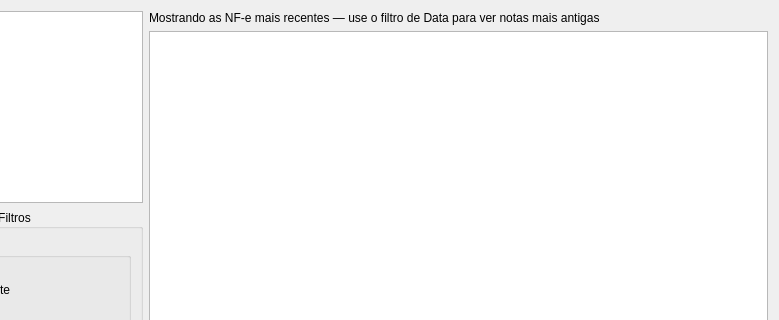
This is ui/widgetnfesaida.ui in darktorres/ERP-STACCATO as Qt 5 draws it before an edit; both pictures show x 124 to 903 and y 0 to 320 of the 903 by 454 pixel window. The edited form follows.
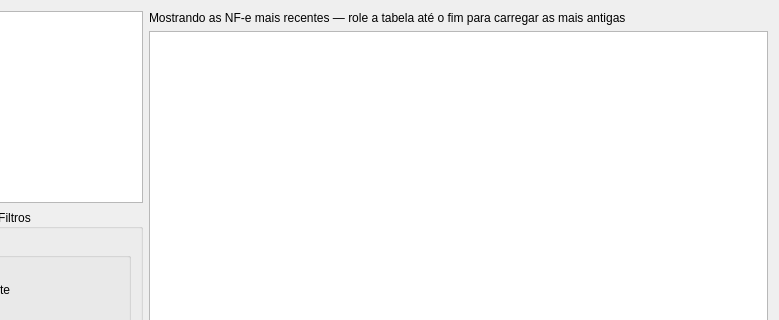
This is the edited form. Custom widgets are drawn as their Qt base class.

Patch:
```diff
--- a/ui/widgetnfesaida.ui
+++ b/ui/widgetnfesaida.ui
@@ -225,7 +225,7 @@
      <item>
       <widget class="QLabel" name="labelLimitado">
        <property name="text">
-        <string>Mostrando as NF-e mais recentes — use o filtro de Data para ver notas mais antigas</string>
+        <string>Mostrando as NF-e mais recentes — role a tabela até o fim para carregar as mais antigas</string>
        </property>
        <property name="visible">
         <bool>false</bool>
```
